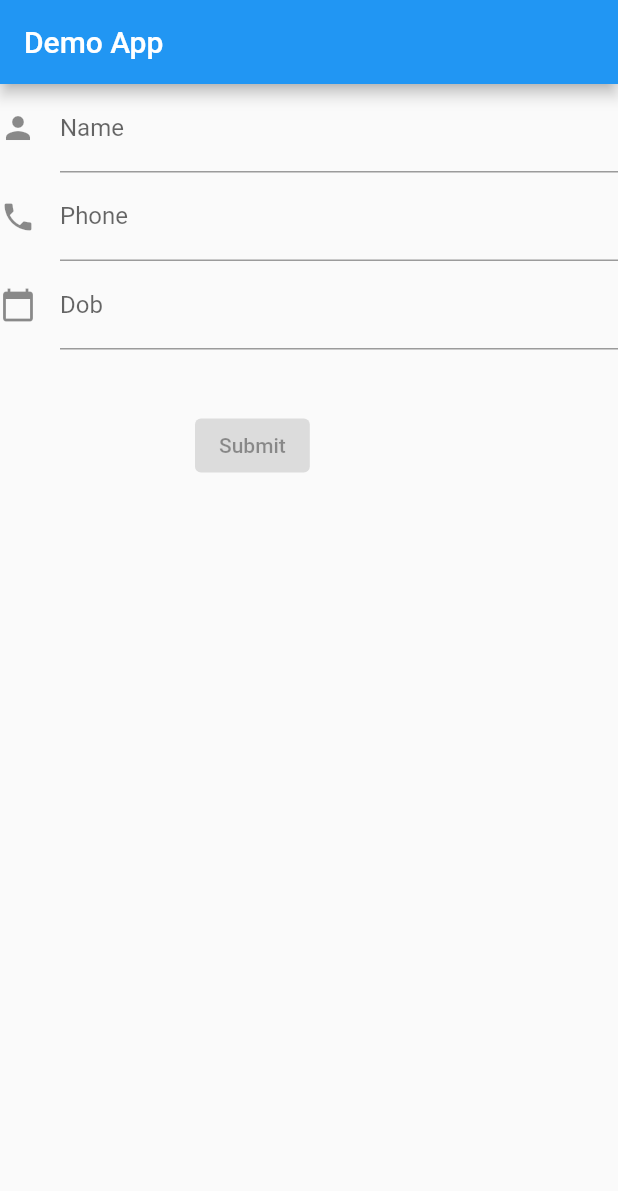
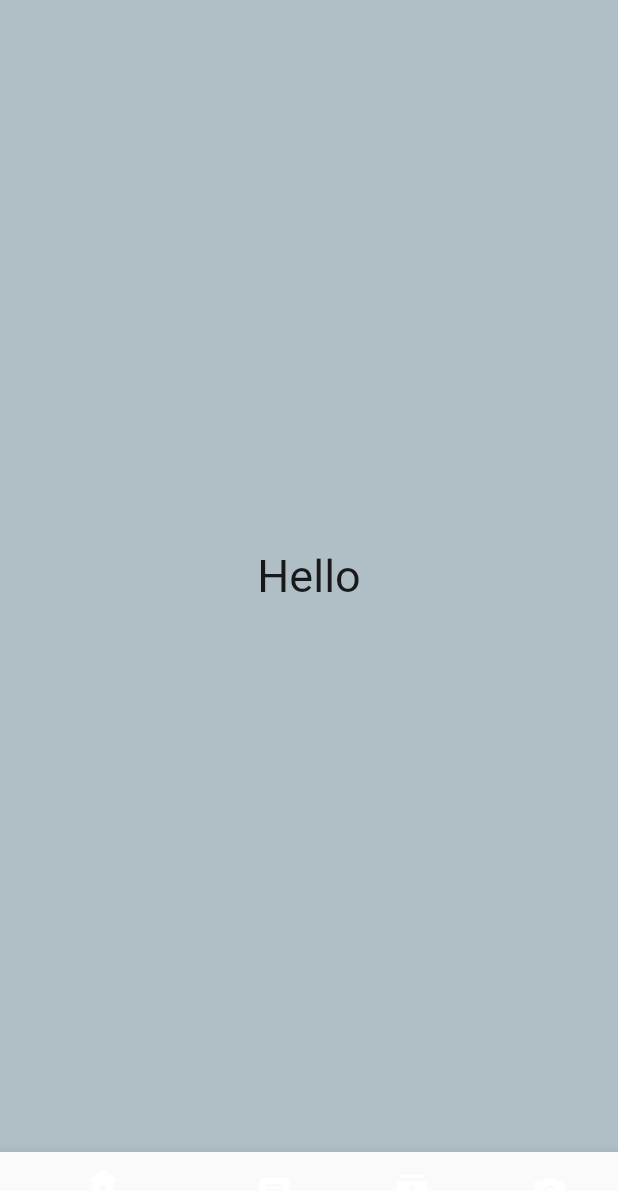
Before and after one commit to funky-dev99/Flutter-Basics, a Flutter app: the screen it shows after launch, on a phone screen of 412 x 824 dp. Shown: the top 1191 px of the screen. Run offline on Flutter 3.47's test engine with Material 2 defaults, Android fonts, the phone set to English and light mode, and no system bars; our stand-ins replace device_preview.

Commit message:
Bottom Nav Bar

```diff
--- a/flutter_basics/lib/main.dart
+++ b/flutter_basics/lib/main.dart
@@ -31,57 +31,27 @@ class MyStatefulWidget extends StatefulWidget {
 }
 
 class _MyStatefulWidgetState extends State<MyStatefulWidget> {
-  // int _count = 0;
+   int _selectedIndex = 0;
 
   @override
   Widget build(BuildContext context) {
     return Scaffold(
-      appBar: AppBar(
-        title:  Text('Demo App'),
+      backgroundColor: Colors.blueGrey.shade200,
+       body: Center(
+        child: Text('Hello', style: TextStyle(fontSize: 30),),
       ),
-      body: Form
-        (child:SingleChildScrollView(
-          child: Column(
-          crossAxisAlignment: CrossAxisAlignment.start,
-          children: <Widget>[
-            TextFormField(
-              decoration: const InputDecoration(
-                icon: const Icon(Icons.person),
-                hintText: 'Enter your name',
-                labelText: 'Name',
-              ),
-            ),
-            TextFormField(
-              decoration: const InputDecoration(
-                icon: const Icon(Icons.phone),
-                hintText: 'Enter a phone number',
-                labelText: 'Phone',
-              ),
-            ),
-            TextFormField(
-              decoration: const InputDecoration(
-                icon: const Icon(Icons.calendar_today),
-                hintText: 'Enter your date of birth',
-                labelText: 'Dob',
-              ),
-            ),
-            new Container(
-                padding: const EdgeInsets.only(left: 130.0, top: 40.0),
-                child: ElevatedButton(
-                  child: const Text('Submit'),
-                  onPressed: null,
-                )),
-          ],
-      ),
-        ),
-      )
+      bottomNavigationBar:
+      BottomNavigationBar(
+        items: const [
+          BottomNavigationBarItem(icon: Icon(Icons.home),label: 'Home'),
+          BottomNavigationBarItem(icon: Icon(Icons.message),label: 'Message'),
+          BottomNavigationBarItem(icon: Icon(Icons.contacts_sharp),label: 'Contact'),
+          BottomNavigationBarItem(icon: Icon(Icons.camera_alt),label: 'Camera'),
+    ],
+        backgroundColor: Colors.grey,
+        currentIndex: _selectedIndex,
+    ),
 
-      // body: Center(child: Text('You have pressed the button $_count times.')),
-      // floatingActionButton: FloatingActionButton(
-      //   onPressed: () => setState(() => _count++),
-      //   tooltip: 'Increment Counter',
-      //   child: const Icon(Icons.add),
-      // ),
     );
   }
 }
```
